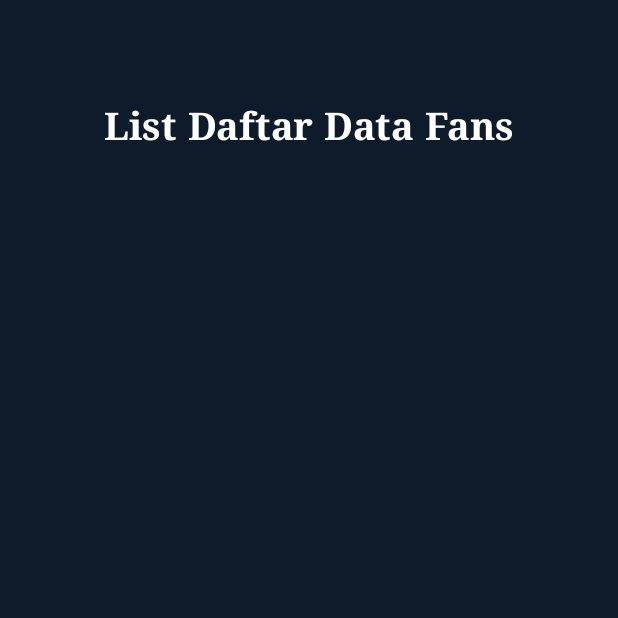
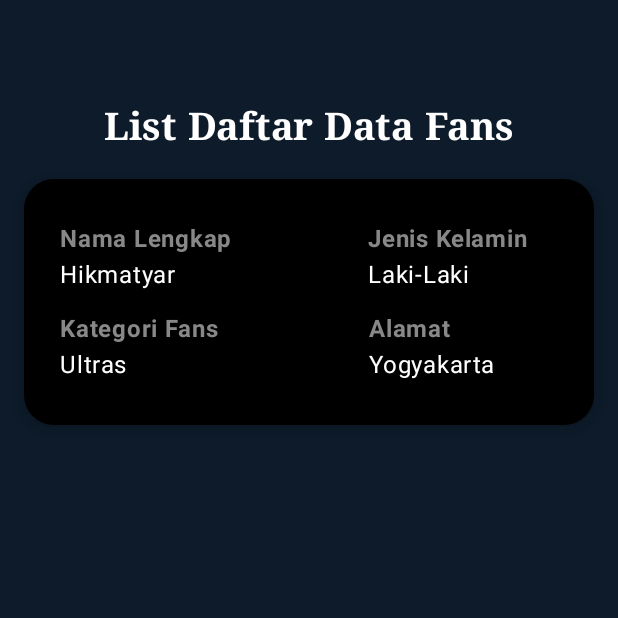
Before and after one commit to hikmatyar22/QuestNavigasiTugas_193, an Android app built with Jetpack Compose: the composable TampilanData shown on its own in the app's theme, on a phone screen of 412 x 824 dp, the top half of it. Run offline under Robolectric (Android 15) with nearby library versions, the phone set to English and light mode, and no system bars.

Commit message:
Membuat spacer untuk jarak dan membuat card pertama untuk menyimpan text dengan format column dan row untuk teks kontennya

```diff
--- a/app/src/main/java/com/example/tugasquestnavigasi/view/DaftarData.kt
+++ b/app/src/main/java/com/example/tugasquestnavigasi/view/DaftarData.kt
@@ -62,6 +62,50 @@ fun TampilanData(
                 color = Color.White,
             )
 
+            Spacer(modifier = Modifier.height(20.dp))
+            Card(
+                modifier = Modifier
+                    .fillMaxWidth()
+                    .padding(horizontal = 16.dp),
+                colors = CardDefaults.cardColors(containerColor = Color.Black),
+                shape = RoundedCornerShape(20.dp),
+                elevation = CardDefaults.cardElevation(defaultElevation = 6.dp)
+            ) {
+                Column(
+                    modifier = Modifier.padding(horizontal = 24.dp, vertical = 28.dp),
+                    verticalArrangement = Arrangement.spacedBy(12.dp),
+                    horizontalAlignment = Alignment.Start
+                ) {
+                    Row(
+                        modifier = Modifier.fillMaxWidth(),
+                        horizontalArrangement = Arrangement.spacedBy(90.dp)
+                    ) {
+                        Column {
+                            Text(stringResource(id = R.string.namalengkap), fontWeight = FontWeight.Bold, color = Color.Gray)
+                            Text("Hikmatyar", color = Color.White)
+                        }
+                        Column {
+                            Text(stringResource(id = R.string.jenis), fontWeight = FontWeight.Bold, color = Color.Gray)
+                            Text("Laki-Laki", color = Color.White)
+                        }
+                    }
+
+                    Row(
+                        modifier = Modifier.fillMaxWidth(),
+                        horizontalArrangement = Arrangement.spacedBy(100.dp)
+                    ) {
+                        Column {
+                            Text(stringResource(id = R.string.fans), fontWeight = FontWeight.Bold, color = Color.Gray)
+                            Text("Ultras", color = Color.White)
+                        }
+                        Column {
+                            Text(stringResource(id = R.string.alamat), fontWeight = FontWeight.Bold, color = Color.Gray)
+                            Text("Yogyakarta", color = Color.White)
+                        }
+                    }
+                }
+            }
+
 
 
 
```
